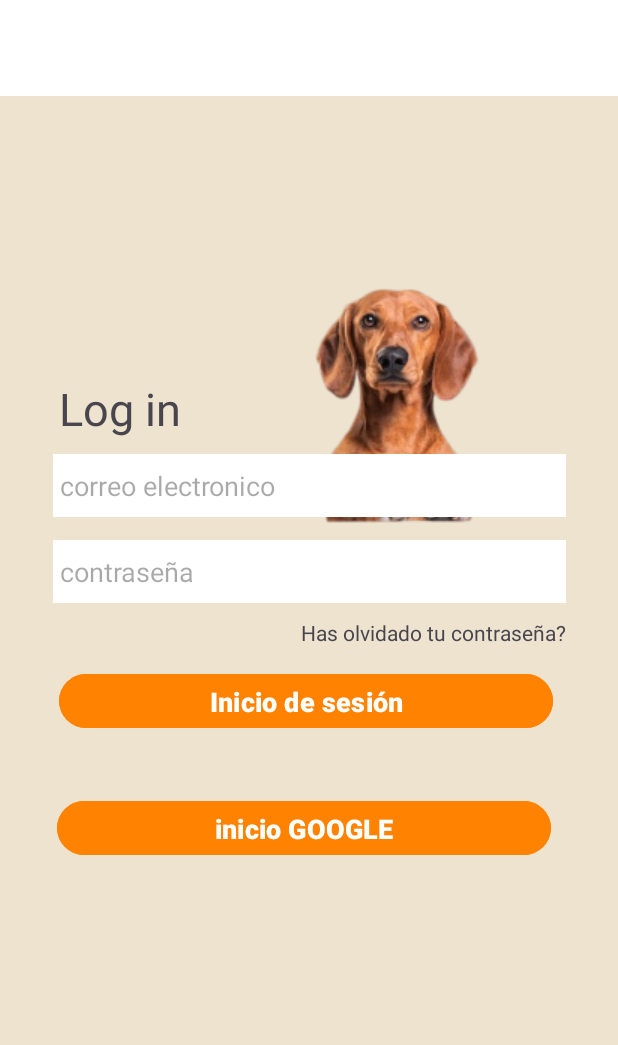
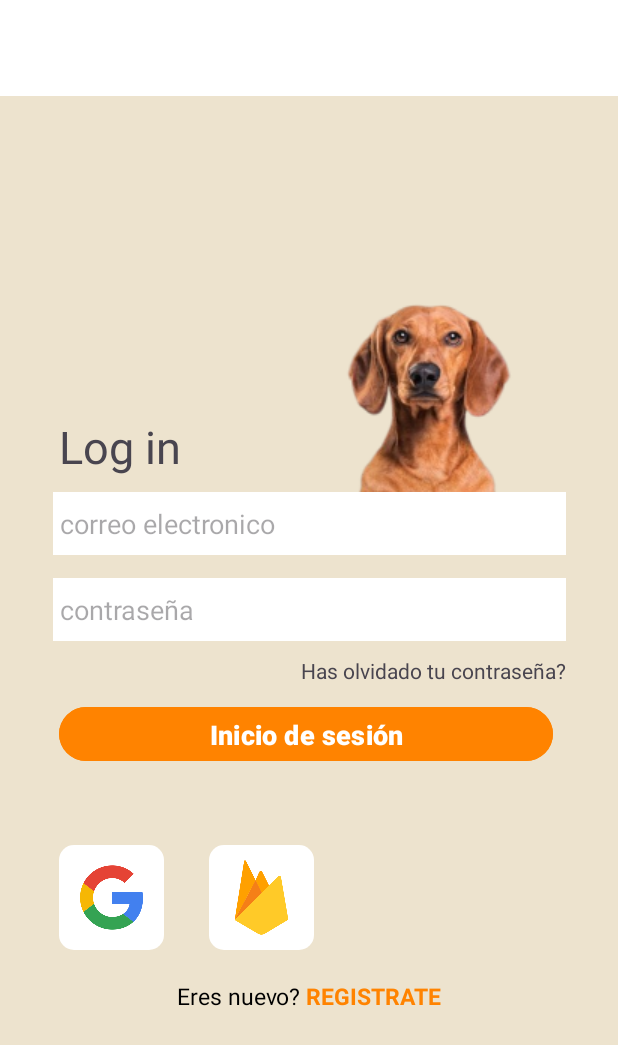
Before and after one commit to nordin001/IOT_Petcare, an Android app: the CustomLogInActivity screen opened directly, with no data from a screen before it, on a phone screen of 412 x 824 dp. Shown: the top 1045 px of the screen. Run offline under Robolectric (Android 15) with nearby library versions, the phone set to English and light mode, and no system bars; our stand-ins replace Firebase (no records; nobody signed in at launch, a user with empty details on screens opened directly); 1 statement that could not run was skipped.

Commit message:
CUSTOM LOGIN ME QUEDA POCO- MIMI

```diff
--- a/app/src/main/AndroidManifest.xml
+++ b/app/src/main/AndroidManifest.xml
@@ -53,6 +53,7 @@
         <activity android:name=".CustomLogInActivity">
 
         </activity>
+        <activity android:name=".CustomRegistroActivity"/>
     </application>
 
 </manifest>
--- a/app/src/main/java/com/example/sprint_1_nuevo_15/Usuarios.java
+++ b/app/src/main/java/com/example/sprint_1_nuevo_15/Usuarios.java
@@ -29,4 +29,6 @@ public class Usuarios {
         );
     }
 
+
+
 }
--- /dev/null
+++ b/app/src/main/res/drawable/background_iconos_inicio.xml
@@ -0,0 +1,5 @@
+<?xml version="1.0" encoding="utf-8"?>
+<shape xmlns:android="http://schemas.android.com/apk/res/android">
+    <solid android:color="@android:color/white" /> <!-- Color de fondo blanco -->
+    <corners android:radius="10dp" /> <!-- Setting the radius to 0dp for square corners -->
+</shape>
--- a/app/src/main/res/layout/login.xml
+++ b/app/src/main/res/layout/login.xml
@@ -30,8 +30,10 @@
         android:id="@+id/imageView"
         android:layout_width="wrap_content"
         android:layout_height="wrap_content"
+        android:layout_marginStart="200dp"
         app:layout_constraintBottom_toTopOf="@+id/button"
-        app:layout_constraintEnd_toEndOf="parent"
+        app:layout_constraintEnd_toEndOf="@+id/correElec"
+        app:layout_constraintStart_toStartOf="@+id/correElec"
         app:layout_constraintTop_toBottomOf="@+id/toolbar"
         app:srcCompat="@drawable/perro_login" />
 
@@ -81,6 +83,7 @@
         android:layout_width="wrap_content"
         android:layout_height="wrap_content"
         android:layout_marginTop="10dp"
+        android:onClick="reestablecerContraseña"
         android:text="Has olvidado tu contraseña?"
         app:layout_constraintEnd_toEndOf="@+id/contrasena"
         app:layout_constraintTop_toBottomOf="@+id/contrasena" />
@@ -92,31 +95,49 @@
 
         android:layout_height="44dp"
         android:layout_marginTop="40dp"
+        android:onClick="inicioSesiónCorreo"
         android:text="Inicio de sesión"
         app:cornerRadius="20dp"
-        app:layout_constraintBottom_toBottomOf="parent"
         app:layout_constraintEnd_toEndOf="@+id/contrasena"
         app:layout_constraintHorizontal_bias="0.307"
         app:layout_constraintStart_toStartOf="@+id/contrasena"
-        app:layout_constraintTop_toBottomOf="@+id/contrasena"
-        app:layout_constraintVertical_bias="0.03" />
+        app:layout_constraintTop_toBottomOf="@+id/contrasena" />
 
-    <Button
-        android:id="@+id/Google_incio"
-        style="@style/EstiloBotonNaranja"
-        android:layout_width="329dp"
+    <ImageView
+        android:id="@+id/google_inicio"
+        android:layout_width="70dp"
+        android:layout_height="70dp"
+        android:layout_marginTop="52dp"
+        android:background="@drawable/background_iconos_inicio"
+        android:onClick="autentificarGoogle"
+        app:layout_constraintStart_toStartOf="@+id/button"
+        app:layout_constraintTop_toBottomOf="@+id/button"
+        app:srcCompat="@drawable/googleicon" />
 
-        android:layout_height="44dp"
-        android:layout_marginTop="40dp"
-        android:onClick="autentificarGoogle"
-        android:text="inicio GOOGLE"
-        app:cornerRadius="20dp"
-        app:layout_constraintBottom_toBottomOf="parent"
-        app:layout_constraintEnd_toEndOf="@+id/contrasena"
-        app:layout_constraintHorizontal_bias="0.23"
-        app:layout_constraintStart_toStartOf="@+id/contrasena"
-        app:layout_constraintTop_toBottomOf="@+id/contrasena"
-        app:layout_constraintVertical_bias="0.731" />
+    <ImageView
+        android:id="@+id/firebase_inicio"
+        android:layout_width="70dp"
+        android:layout_height="70dp"
+        android:layout_marginStart="30dp"
+        android:layout_marginTop="52dp"
+        android:background="@drawable/background_iconos_inicio"
+        android:onClick="firebaseUI"
+        app:layout_constraintStart_toEndOf="@+id/google_inicio"
+        app:layout_constraintTop_toBottomOf="@+id/button"
+        app:srcCompat="@drawable/firebase_icono" />
+
+    <TextView
+        android:id="@+id/textView"
+        android:layout_width="wrap_content"
+        android:layout_height="wrap_content"
+        android:layout_marginTop="20dp"
+        android:onClick="IrAlRegistro"
+        android:text="@string/welcome_message"
+        android:textColor="#000000"
+        android:textSize="15sp"
+        app:layout_constraintEnd_toEndOf="parent"
+        app:layout_constraintStart_toStartOf="parent"
+        app:layout_constraintTop_toBottomOf="@+id/firebase_inicio" />
 
 
 </androidx.constraintlayout.widget.ConstraintLayout>
--- a/app/src/main/res/values/strings.xml
+++ b/app/src/main/res/values/strings.xml
@@ -4,5 +4,5 @@
     <string name="fui_sign_in_with_email">Entra con tu correo</string>
     <string name="fui_progress_dialog_signing_up">Creando cuenta...</string>
     <string name="default_web_cleint_id">919687430796-2jgnr804s4k19pu3ig4ejm634v6fhks5.apps.googleusercontent.com</string>
-
+    <string name="welcome_message">Eres nuevo? <font color='#FF8300'><b>REGISTRATE</b></font></string>
 </resources>
```
Also changed, not shown: app/src/main/java/com/example/sprint_1_nuevo_15/CustomLogInActivity.java (+123 -49 lines), app/src/main/java/com/example/sprint_1_nuevo_15/CustomRegistroActivity.java (added, +87 -0 lines), app/src/main/java/com/example/sprint_1_nuevo_15/Usuario.java (+14 -0 lines), app/src/main/res/layout/registro.xml (added, +121 -0 lines), app/src/main/res/drawable/firebase_icono.png (added), app/src/main/res/drawable/googleicon.png (added), app/src/main/res/drawable/registro_perro.png (added).
